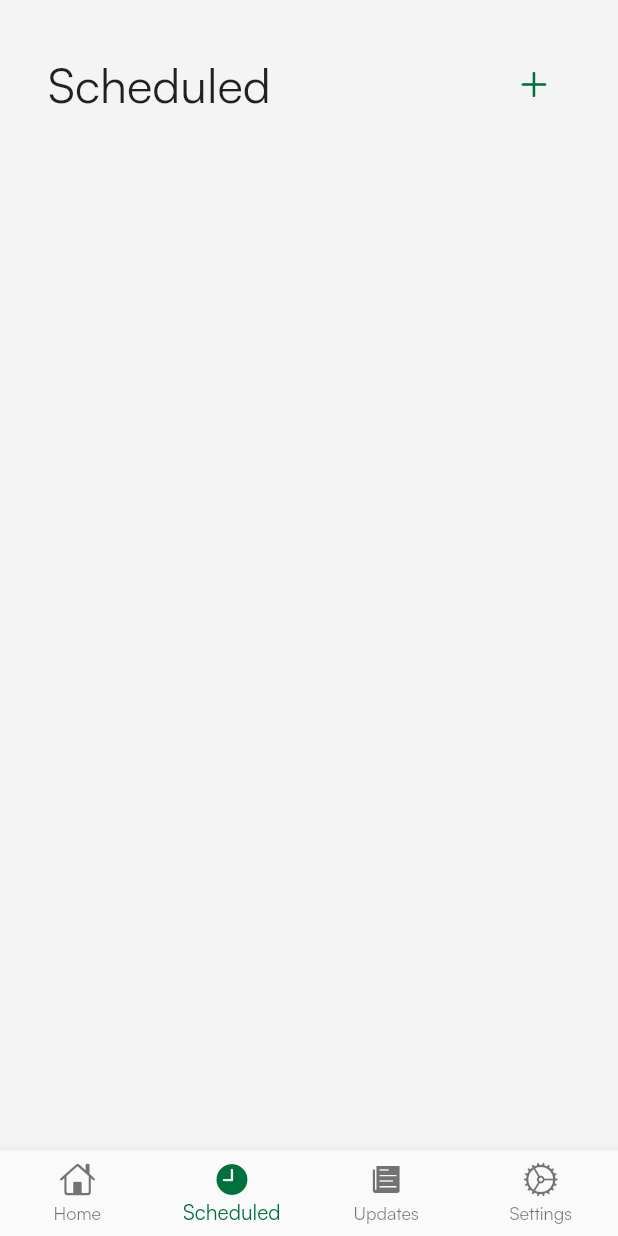
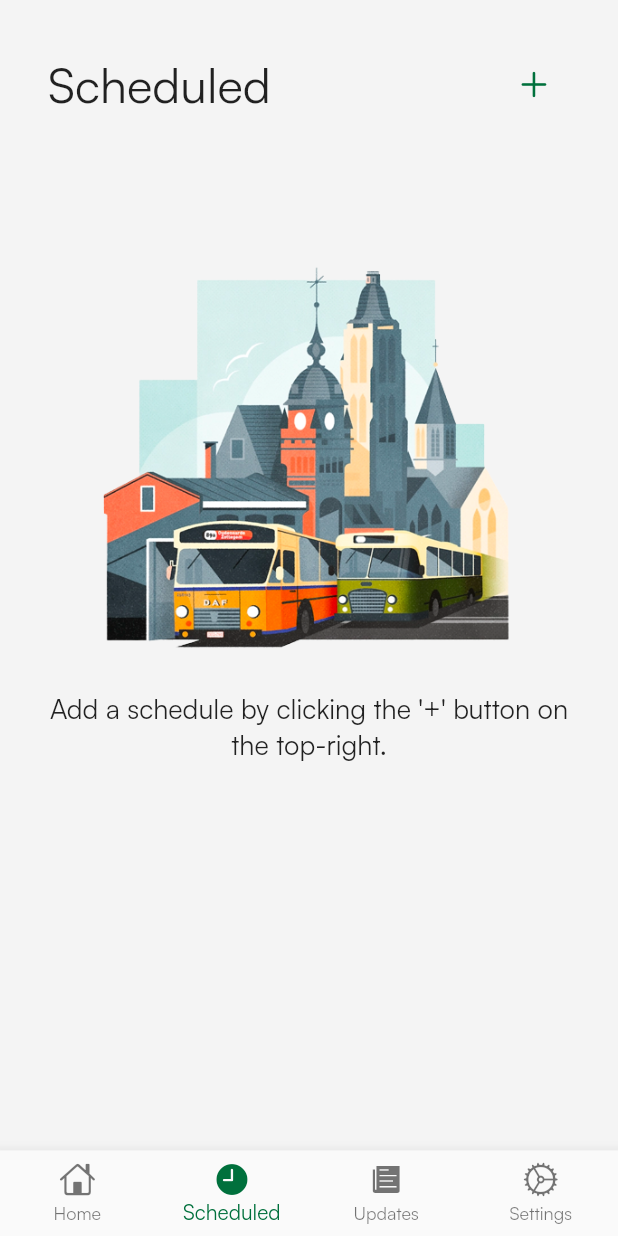
Before and after one commit to JackTop325/TransitApp, a Flutter app: the HomePage screen opened by its route, item 2 of the bottom bar chosen, on a phone screen of 412 x 824 dp. Run offline on Flutter 3.47's test engine with Material 2 defaults, Android fonts, the phone set to English and light mode, and no system bars; our stand-ins replace carousel_slider, cloud_firestore, dio, firebase_core, flutter_local_notifications, flutter_map and 9 more; accounts and stored records are empty.

```diff
--- a/TransitApp/lib/pages/scheduled/scheduled.dart
+++ b/TransitApp/lib/pages/scheduled/scheduled.dart
@@ -68,7 +68,20 @@ class _ScheduledPageState extends State<ScheduledPage> {
                 ],
               ),
               const SizedBox(height: 32.0),
-              ListView.builder(
+              items.isEmpty == true
+                  ? Column(
+                      children: [
+                        const SizedBox(height: 64),
+                        Image.asset('assets/city_bus.png'),
+                        const SizedBox(height: 24),
+                        const Text(
+                          "Add a schedule by clicking the '+' button on the top-right. ",
+                          style: TextStyle(fontSize: 18),
+                          textAlign: TextAlign.center,
+                        )
+                      ],
+                    )
+                  : ListView.builder(
                       shrinkWrap: true,
                       itemCount: items.length,
                       itemBuilder: (context, index) {
@@ -79,7 +92,8 @@ class _ScheduledPageState extends State<ScheduledPage> {
                             children: [
                               SlidableAction(
                                 flex: 2,
-                          onPressed: (context) => editSchedule(context, index),
+                                onPressed: (context) =>
+                                    editSchedule(context, index),
                                 backgroundColor: ibmBlue['60'] as Color,
                                 foregroundColor: Colors.white,
                                 icon: Icons.edit,
@@ -102,11 +116,13 @@ class _ScheduledPageState extends State<ScheduledPage> {
                           ),
                           child: ListTile(
                             onTap: () async {
-                        var details = await jsonDecode(items[index].details!);
+                              var details =
+                                  await jsonDecode(items[index].details!);
                               showDialog<String>(
                                   context: context,
                                   builder: (context) => ScheduleDialog(
-                                schedule: items[index], details: details));
+                                      schedule: items[index],
+                                      details: details));
                             },
                             horizontalTitleGap: 2.0,
                             leading: const Icon(
--- a/TransitApp/lib/widgets/title_dialog.dart
+++ b/TransitApp/lib/widgets/title_dialog.dart
@@ -42,6 +42,7 @@ class _TitleDialogState extends State<TitleDialog> {
               child: Container(
                 height: 40.0,
                 width: 200.0,
+                padding: const EdgeInsets.symmetric(horizontal: 8.0),
                 color: widget.backgroundTitleColor,
                 child: Center(
                   child: Text(
@@ -50,6 +51,7 @@ class _TitleDialogState extends State<TitleDialog> {
                       fontSize: 25.0,
                       color: widget.titleColor,
                     ),
+                    overflow: TextOverflow.ellipsis,
                   ),
                 ),
               ),
```
Lines whose indentation alone changed are shown as unchanged.
